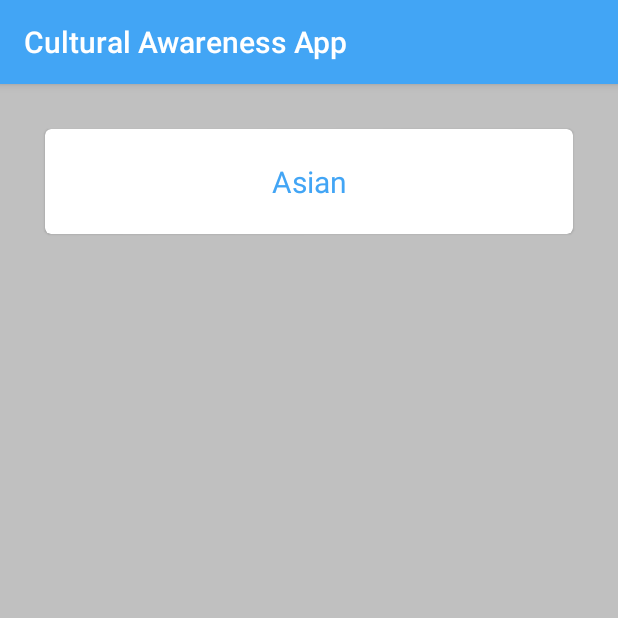
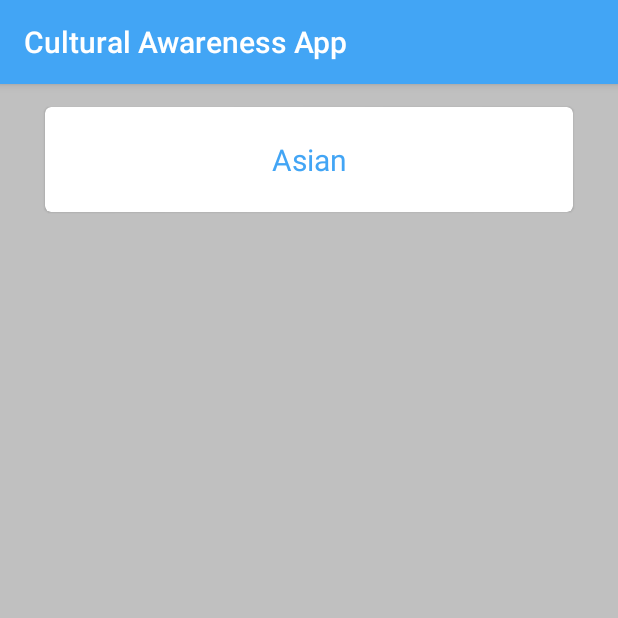
Before and after one commit to rushabhpicha/CulturalAwarenessApp, an Android app: the LearnMainActivity screen opened directly, with no data from a screen before it, on a phone screen of 412 x 824 dp, the top half of it. Run offline under Robolectric (Android 15) with nearby library versions, the phone set to English and light mode, and no system bars; Roboto replaces fonts that are not available here.

Commit message:
Second Version of the app

```diff
--- a/app/src/main/res/layout/list_item_activity_main.xml
+++ b/app/src/main/res/layout/list_item_activity_main.xml
@@ -11,8 +11,8 @@ android:layout_height="match_parent">
     android:layout_gravity="center"
     android:layout_marginLeft="30dp"
     android:layout_marginRight="30dp"
-    android:layout_marginBottom="15dp"
-    android:layout_marginTop="30dp"
+    android:layout_marginBottom="5dp"
+    android:layout_marginTop="15dp"
     card_view:cardCornerRadius="4dp"
     android:background="#ffffff"
     card_view:cardMaxElevation="1dp"
```
